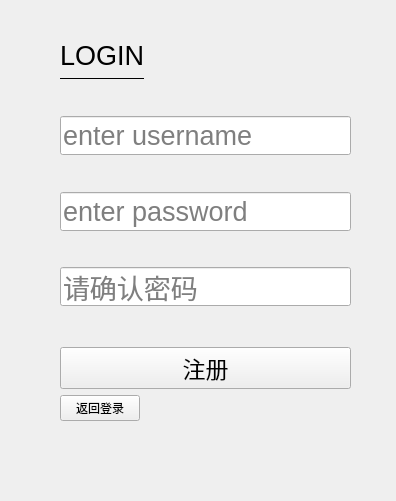
This is login.ui in bobyasasas/ProjectChat as Qt 5 draws it before an edit. The edited form follows.
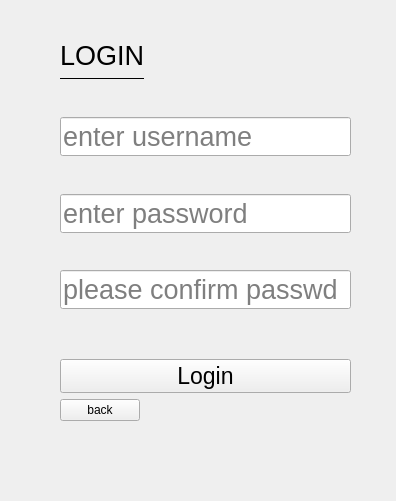
This is the edited form. Custom widgets are drawn as their Qt base class.

Diff of the .ui file:
```diff
--- a/login.ui
+++ b/login.ui
@@ -227,7 +227,7 @@
              <enum>QLineEdit::EchoMode::Password</enum>
             </property>
             <property name="placeholderText">
-             <string>请确认密码</string>
+             <string>please confirm passwd</string>
             </property>
            </widget>
           </item>
@@ -282,7 +282,7 @@
          </font>
         </property>
         <property name="text">
-         <string>注册</string>
+         <string>Login</string>
         </property>
        </widget>
       </item>
@@ -306,7 +306,7 @@
       <item>
        <widget class="TransparentPushButton" name="pushButton_signin">
         <property name="text">
-         <string>返回登录</string>
+         <string>back</string>
         </property>
        </widget>
       </item>
```
